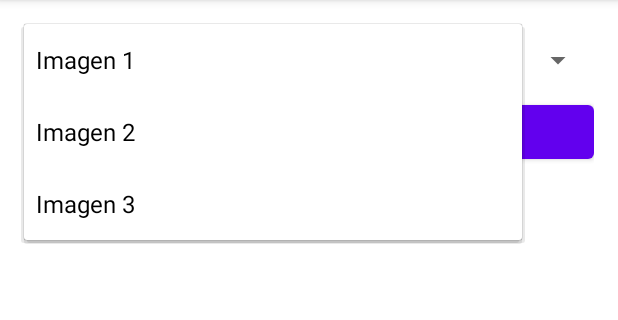
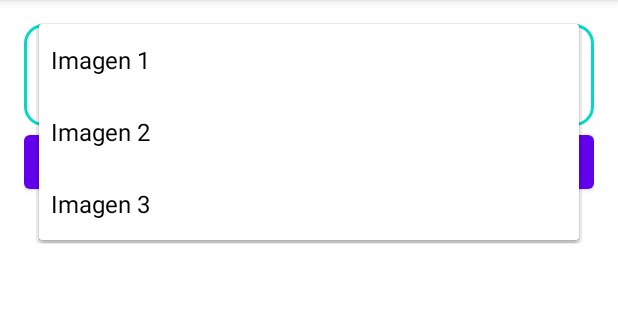
Before and after one commit to xPorotin9/AndroidStudio, an Android app: the screen it shows after launch (MainActivity), after a tap on "Imagen 1", on a phone screen of 412 x 824 dp, the part 84-404 px from its top. Run offline under Robolectric (Android 15) with nearby library versions, the phone set to English and light mode, and no system bars.

Commit message:
Actualización de activity_main.xml y activity_second.xml con los nuevos estilos visuales."

```diff
--- a/app/src/main/res/layout/activity_main.xml
+++ b/app/src/main/res/layout/activity_main.xml
@@ -10,7 +10,9 @@
     <Spinner
         android:id="@+id/spinner"
         android:layout_width="match_parent"
-        android:layout_height="wrap_content" />
+        android:layout_height="wrap_content"
+        android:background="@drawable/spinner_background"
+        android:padding="10dp" />
 
     <Button
         android:id="@+id/button_next"
```
